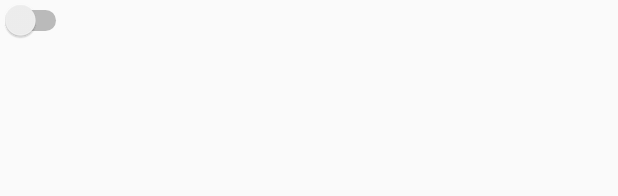
After one commit to nhua6456/WasabiNFC, an Android app: the layout switch_layout.xml on its own in the app's theme, with its tools: preview values and no code run, on a phone screen of 412 x 824 dp. The commit adds this screen. Shown: the top 196 px of the screen. Run offline under Robolectric (Android 15) with nearby library versions, the phone set to English and light mode, and no system bars.

Commit message:
Added Switch to ActionBar

```diff
--- /dev/null
+++ b/app/src/main/res/layout/switch_layout.xml
@@ -0,0 +1,13 @@
+<?xml version="1.0" encoding="utf-8"?>
+<RelativeLayout xmlns:android="http://schemas.android.com/apk/res/android"
+    android:layout_width="fill_parent"
+    android:layout_height="match_parent"
+    android:orientation="horizontal" >
+
+    <Switch
+        android:id="@+id/switchForActionBar"
+        android:layout_width="wrap_content"
+        android:layout_height="wrap_content"
+        android:text="" />
+
+</RelativeLayout>
```
Also changed, not shown: app/src/main/java/com/infosys/nolantrn/wasabinfc/MainActivity.java (+7 -0 lines), app/src/main/res/menu/switch_menu.xml (added, +13 -0 lines), gradle.properties (+4 -4 lines).
